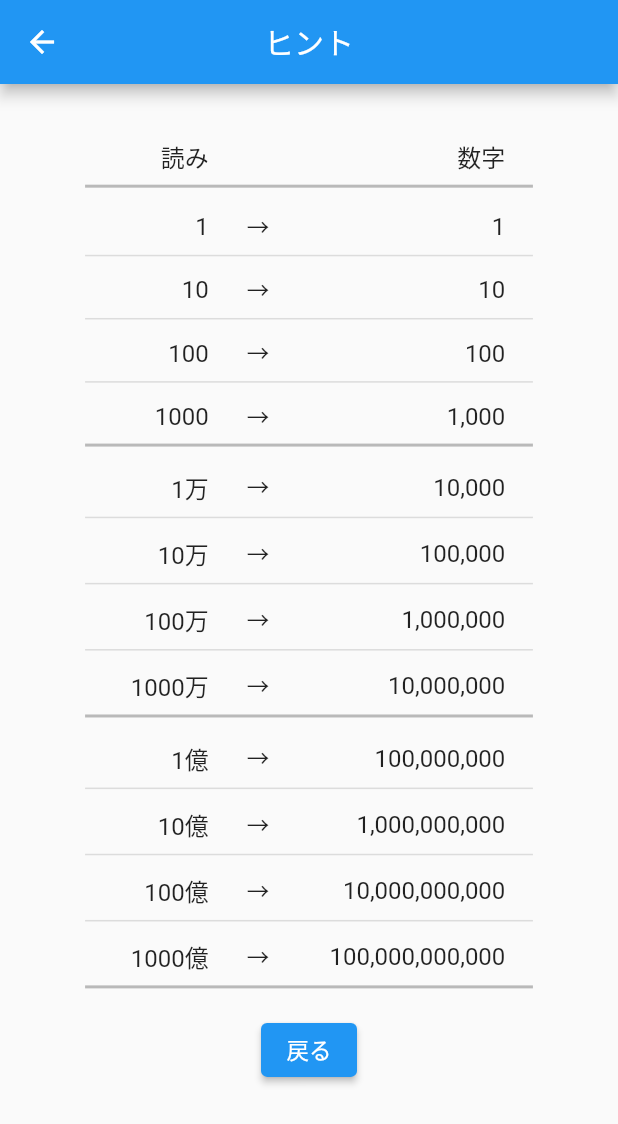
After one commit to miyashiiii/number_read, a Flutter app: the screen it shows after launch, after a tap on "ヒント", on a phone screen of 412 x 824 dp. The commit adds this screen. Shown: the top 1124 px of the screen. Run offline on Flutter 3.47's test engine with Material 2 defaults, Android fonts, the phone set to English and light mode, and no system bars; our stand-ins replace page_transition, shared_preferences.

Commit message:
feat: Create hint page

```diff
--- a/lib/first_page.dart
+++ b/lib/first_page.dart
@@ -37,6 +37,12 @@ class _FirstPageState extends State<FirstPage> {
               SizedBox(height: 10),
               ElevatedButton(
                 onPressed: () {
+                  Navigator.pushNamed(context, "/hint");
+                },
+                child: Text('ヒント'),
+              ),
+              ElevatedButton(
+                onPressed: () {
                   Navigator.pushNamed(context, "/game");
                 },
                 child: Text('ゲーム開始'),
--- /dev/null
+++ b/lib/hint_page.dart
@@ -0,0 +1,107 @@
+import 'package:flutter/material.dart';
+import 'package:number_read/util.dart';
+import 'package:shared_preferences/shared_preferences.dart';
+
+class HintPage extends StatelessWidget {
+  List<Widget> hintTable(context) {
+    List<Widget> list = [];
+    Map map = {
+      '読み': '数字',
+      '1': '1',
+      '10': '10',
+      '100': '100',
+      '1000': '1,000',
+      '1万': '10,000',
+      '10万': '100,000',
+      '100万': '1,000,000',
+      '1000万': '10,000,000',
+      '1億': '100,000,000',
+      '10億': '1,000,000,000',
+      '100億': '10,000,000,000',
+      '1000億': '100,000,000,000'
+    };
+    var count = 0;
+    var isHeader = true;
+    map.forEach((var key, var value) {
+      var topMargin = 0.5;
+      double dividerThickness = 1;
+      Color dividerColor = Colors.black12;
+      if (count % 4 == 1) {
+        topMargin = 1;
+      } else if (count % 4 == 0) {
+        dividerThickness = 2;
+        dividerColor = Colors.black26;
+      }
+      count++;
+      list.addAll([
+        SizedBox(
+          height: SizeConfig.getSizePerHeight(topMargin),
+        ),
+        Row(
+          mainAxisAlignment: MainAxisAlignment.start,
+          children: [
+            Container(
+                alignment: Alignment.centerRight,
+                width: SizeConfig.getSizePerHeight(13),
+                child: Text(
+                  key,
+                  style: TextStyle(
+                    fontSize: 16,
+                  ),
+                )),
+            Container(
+                alignment: Alignment.center,
+                width: SizeConfig.getSizePerHeight(8),
+                child: Text(isHeader ? "" : "→")),
+            Container(
+                alignment: Alignment.centerRight,
+                width: SizeConfig.getSizePerHeight(16),
+                child: Text(
+                  value,
+                  style: TextStyle(
+                    fontSize: 16,
+                  ),
+                )),
+          ],
+        ),
+        Divider(
+          thickness: dividerThickness,
+          color: dividerColor,
+          indent: SizeConfig.getSizePerHeight(3),
+          endIndent: SizeConfig.getSizePerHeight(3),
+        )
+      ]);
+      isHeader = false;
+    });
+    list.addAll([
+      SizedBox(height: 10),
+      ElevatedButton(
+        onPressed: () {
+          Navigator.pop(context);
+        },
+        child: Text('戻る'),
+      )
+    ]);
+    return list;
+  }
+
+  @override
+  Widget build(BuildContext context) {
+    SizeConfig(context);
+
+    return Scaffold(
+      appBar: AppBar(
+        title: Text('ヒント'),
+        centerTitle: true,
+      ),
+      body: Container(
+        padding: EdgeInsets.all(32.0),
+        child: Center(
+          child: Column(
+            children: hintTable(context),
+          ),
+        ),
+      ),
+    );
+  }
+}
--- a/lib/main.dart
+++ b/lib/main.dart
@@ -2,10 +2,10 @@ import 'package:flutter/material.dart';
 import 'package:flutter_localizations/flutter_localizations.dart';
 import 'package:number_read/first_page.dart';
 import 'package:number_read/result_page.dart';
-import 'package:number_read/util.dart';
 import 'package:page_transition/page_transition.dart';
 
 import 'game_page.dart';
+import 'hint_page.dart';
 
 void main() {
   runApp(MyApp());
@@ -40,6 +40,12 @@ class MyApp extends StatelessWidget {
                 type: PageTransitionType.fade,
                 settings: settings,
               );
+            case '/hint':
+              return PageTransition(
+                child: HintPage(),
+                type: PageTransitionType.fade,
+                settings: settings,
+              );
             case '/game':
               return PageTransition(
                 child: GamePage(),
--- a/lib/util.dart
+++ b/lib/util.dart
@@ -12,7 +12,7 @@ class SizeConfig {
     screenHeight = _mediaQueryData!.size.height;
   }
 
-  static double getSizePerHeight(int percent) {
+  static double getSizePerHeight(double percent) {
     return screenHeight! * percent / 100;
   }
 
```
